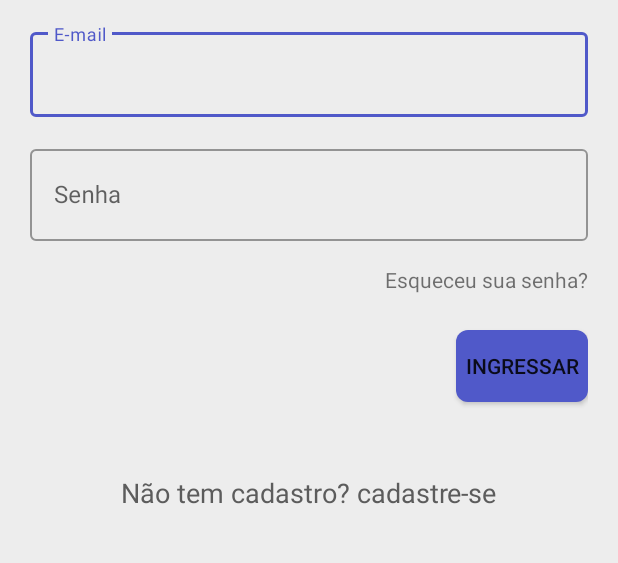
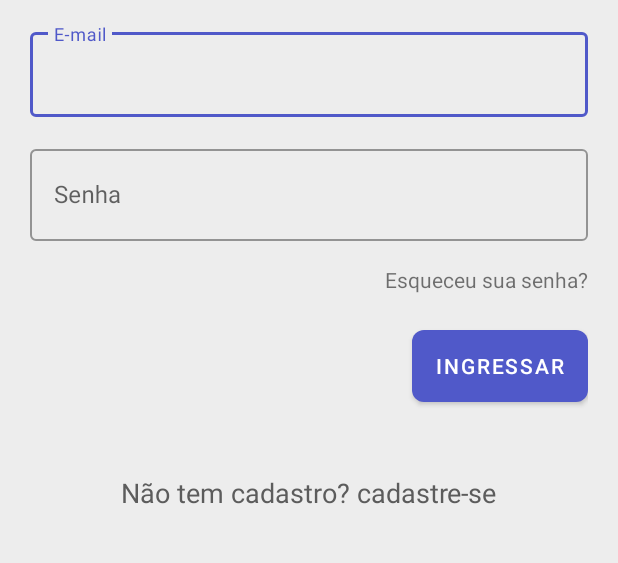
Before and after one commit to AEscolaDigital/Mobile, an Android app: the screen it shows after launch (LoginActivity), on a phone screen of 412 x 824 dp, the part 336-899 px from its top. Run offline under Robolectric (Android 15) with nearby library versions, the phone set to English and light mode, and no system bars.

Commit message:
synchronized project versions

```diff
--- a/app/src/main/AndroidManifest.xml
+++ b/app/src/main/AndroidManifest.xml
@@ -20,10 +20,6 @@
             </intent-filter>
         </activity>
         <activity android:name=".activities.SchoolRegistrationActivity" />
-        <activity android:name=".LoginActivity">
-
-        </activity>
-        <activity android:name=".SchoolRegistrationActivity" />
     </application>
 
 </manifest>
--- a/app/src/main/java/com/example/school/activities/LoginActivity.kt
+++ b/app/src/main/java/com/example/school/activities/LoginActivity.kt
@@ -118,7 +118,7 @@ class LoginActivity : AppCompatActivity() {
         startActivity(intent)
     }
     private fun openDashboard() {
-        val registerScreen = Intent(this, MainActivity::class.java)
+        val registerScreen = Intent(this, SchoolRegistrationActivity::class.java)
         startActivity(registerScreen)
     }
 
--- a/app/src/main/res/values-night/themes.xml
+++ b/app/src/main/res/values-night/themes.xml
@@ -1,6 +1,6 @@
 <resources xmlns:tools="http://schemas.android.com/tools">
     <!-- Base application theme. -->
-    <style name="Theme.School" parent="Theme.AppCompat.Light.DarkActionBar">
+    <style name="Theme.School" parent="Theme.MaterialComponents.DayNight.DarkActionBar">
         <!-- Primary brand color. -->
         <item name="colorPrimary">@color/purple_200</item>
         <item name="colorPrimaryVariant">@color/purple_700</item>
--- a/app/src/main/res/values/themes.xml
+++ b/app/src/main/res/values/themes.xml
@@ -1,6 +1,6 @@
 <resources xmlns:tools="http://schemas.android.com/tools">
     <!-- Base application theme. -->
-    <style name="Theme.School" parent="Theme.AppCompat.Light.DarkActionBar">
+    <style name="Theme.School" parent="Theme.MaterialComponents.DayNight.DarkActionBar">
 <!--         Primary brand color. -->
         <item name="colorPrimary">@color/blue</item>
         <item name="colorPrimaryVariant">@color/purple_700</item>
```
Also changed, not shown: app/src/main/java/com/example/school/activities/MainActivity.kt (deleted, +0 -12 lines).
